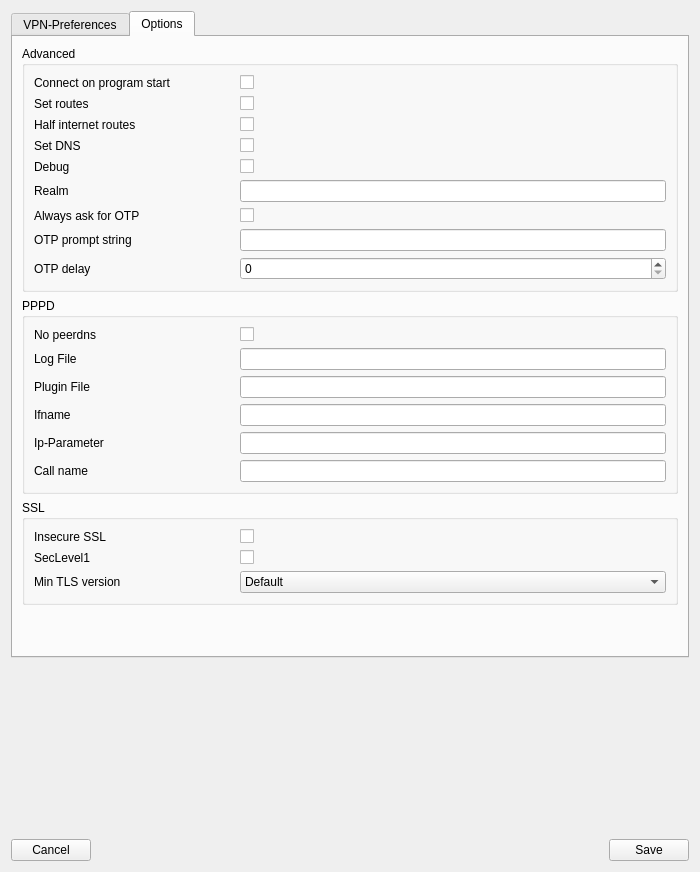
This is openfortigui/vpnprofileeditor.ui in theinvisible/openfortigui as Qt 5 draws it before an edit. The edited form follows.
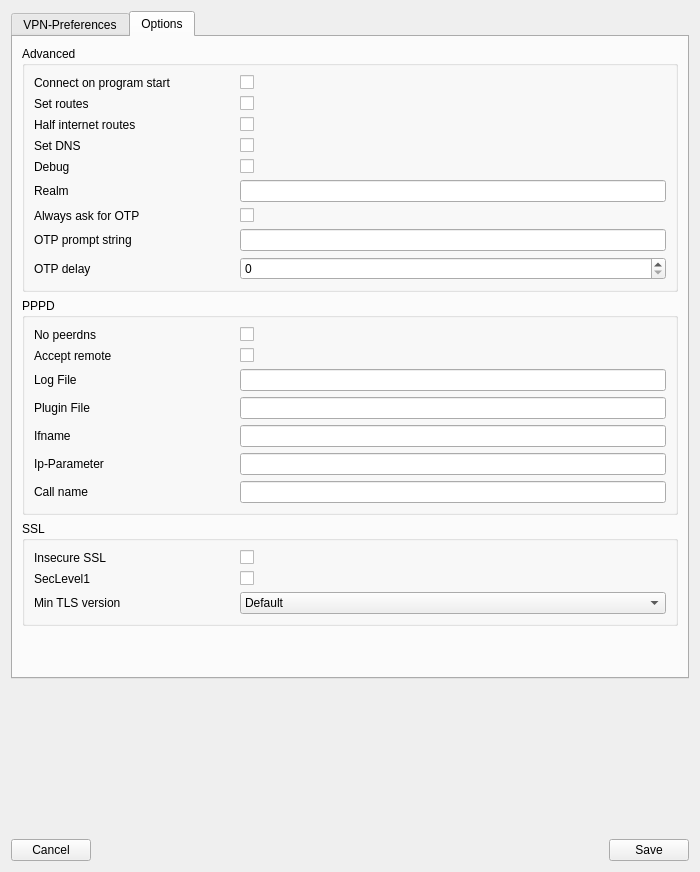
This is the edited form. The open tabs and pages were chosen to show the change.

Commit message: Added PPPd option Accept remote, FIXES #194

```diff
--- a/openfortigui/vpnprofileeditor.ui
+++ b/openfortigui/vpnprofileeditor.ui
@@ -539,7 +539,7 @@
             </property>
            </widget>
           </item>
-          <item row="2" column="0">
+          <item row="4" column="0">
            <widget class="QLabel" name="label_9">
             <property name="minimumSize">
              <size>
@@ -552,10 +552,10 @@
             </property>
            </widget>
           </item>
-          <item row="2" column="1">
+          <item row="4" column="1">
            <widget class="QLineEdit" name="lePPPDLogFile"/>
           </item>
-          <item row="3" column="0">
+          <item row="5" column="0">
            <widget class="QLabel" name="label_19">
             <property name="minimumSize">
              <size>
@@ -568,10 +568,10 @@
             </property>
            </widget>
           </item>
-          <item row="3" column="1">
+          <item row="5" column="1">
            <widget class="QLineEdit" name="lePPPDPluginFile"/>
           </item>
-          <item row="4" column="0">
+          <item row="6" column="0">
            <widget class="QLabel" name="label_20">
             <property name="minimumSize">
              <size>
@@ -584,7 +584,7 @@
             </property>
            </widget>
           </item>
-          <item row="5" column="0">
+          <item row="7" column="0">
            <widget class="QLabel" name="label_21">
             <property name="minimumSize">
              <size>
@@ -597,13 +597,13 @@
             </property>
            </widget>
           </item>
-          <item row="4" column="1">
+          <item row="6" column="1">
            <widget class="QLineEdit" name="lePPPDIfname"/>
           </item>
-          <item row="5" column="1">
+          <item row="7" column="1">
            <widget class="QLineEdit" name="lePPPDIPParam"/>
           </item>
-          <item row="6" column="0">
+          <item row="8" column="0">
            <widget class="QLabel" name="label_22">
             <property name="minimumSize">
              <size>
@@ -616,9 +616,23 @@
             </property>
            </widget>
           </item>
-          <item row="6" column="1">
+          <item row="8" column="1">
            <widget class="QLineEdit" name="lePPPDCallName"/>
           </item>
+          <item row="3" column="1">
+           <widget class="QCheckBox" name="cbPPPDAcceptRemote">
+            <property name="text">
+             <string/>
+            </property>
+           </widget>
+          </item>
+          <item row="3" column="0">
+           <widget class="QLabel" name="label_31">
+            <property name="text">
+             <string>Accept remote</string>
+            </property>
+           </widget>
+          </item>
          </layout>
         </widget>
        </item>
```
Left out of the diff: 4 changed lines with no effect on the pictures. The commit also changes 5 other files.
